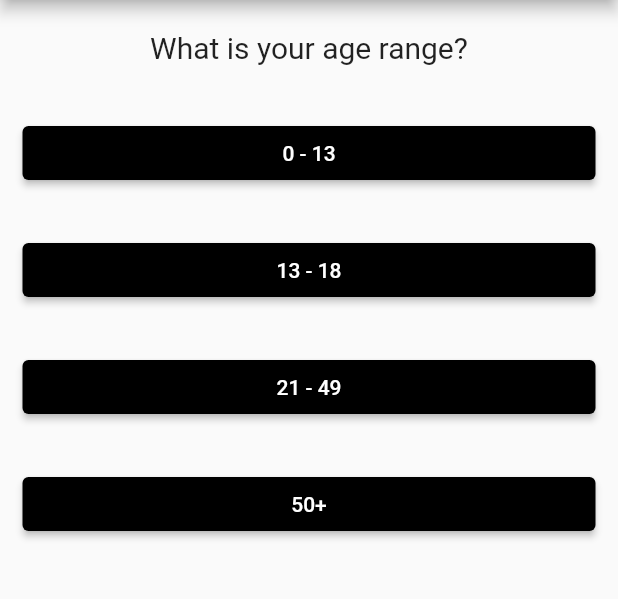
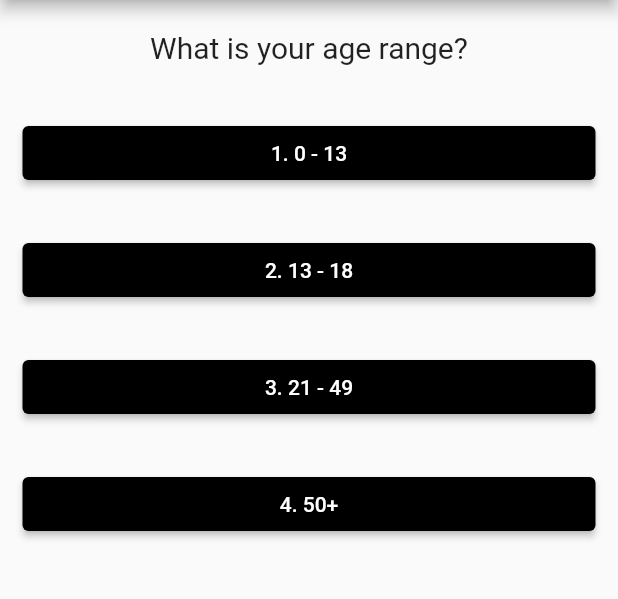
Before and after one commit to edewindt/TestApp, a Flutter app: the screen it shows after launch, on a phone screen of 412 x 824 dp, the part 84-683 px from its top. Run offline on Flutter 3.47's test engine with Material 2 defaults, Android fonts, the phone set to English and light mode, and no system bars.

Commit message:
added number to beggining

```diff
--- a/lib/answer.dart
+++ b/lib/answer.dart
@@ -3,7 +3,8 @@ import 'package:flutter/material.dart';
 class Answer extends StatelessWidget {
   final String answer;
   final Function handle;
-  const Answer(this.answer, this.handle, {super.key});
+  final int order;
+  const Answer(this.order, this.answer, this.handle, {super.key});
 
   @override
   Widget build(BuildContext context) {
@@ -13,7 +14,7 @@ class Answer extends StatelessWidget {
       child: ElevatedButton(
         style: ElevatedButton.styleFrom(backgroundColor: Colors.black),
         onPressed: (() => handle()),
-        child: Text(answer),
+        child: Text('$order. $answer'),
       ),
     );
   }
--- a/lib/main.dart
+++ b/lib/main.dart
@@ -58,7 +58,7 @@ class TestAppState extends State<TestApp> {
           Column(
             children: [
               for (var i = 0; i < questions[_i]['answers'].length; i++)
-                Answer(questions[_i]['answers'][i], answer)
+                Answer(i + 1, questions[_i]['answers'][i], answer)
             ],
           )
         ]),
```
